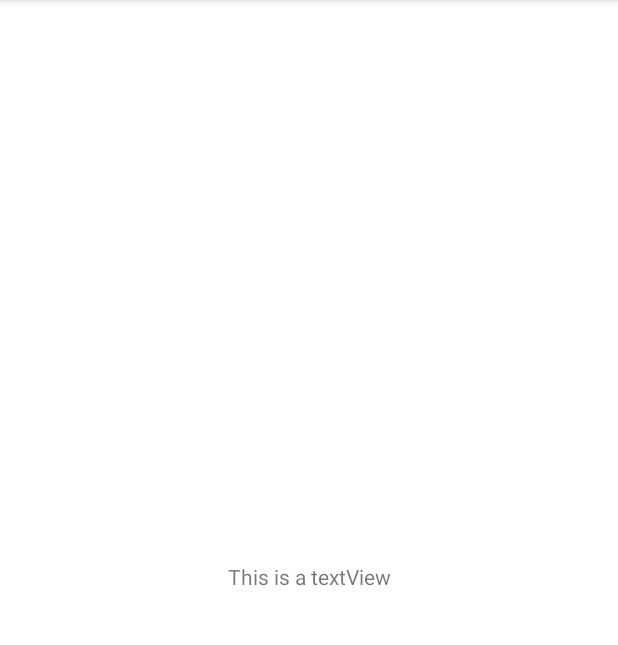
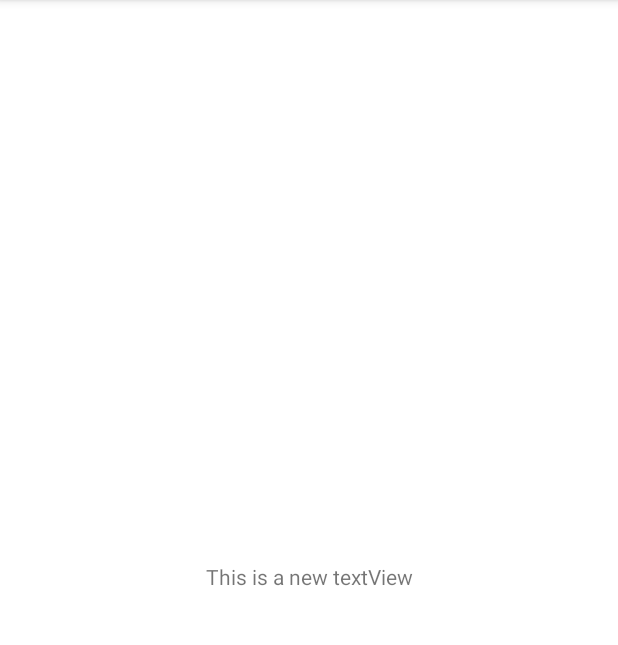
Before and after one commit to PushpendraSharam/Git_demo, an Android app: the screen it shows after launch (MainActivity), on a phone screen of 412 x 824 dp, the part 84-729 px from its top. Run offline under Robolectric (Android 15) with nearby library versions, the phone set to English and light mode, and no system bars.

Commit message:
This is a vishvas

```diff
--- a/app/src/main/java/be/teletask/onvif/git_demo/MainActivity.java
+++ b/app/src/main/java/be/teletask/onvif/git_demo/MainActivity.java
@@ -13,5 +13,6 @@ public class MainActivity extends AppCompatActivity {
         setContentView(R.layout.activity_main);
         TextView textView=findViewById(R.id.tv_view);
         textView.setText("This is a textView");
+        textView.setText("This is a new textView");
     }
 }
```
